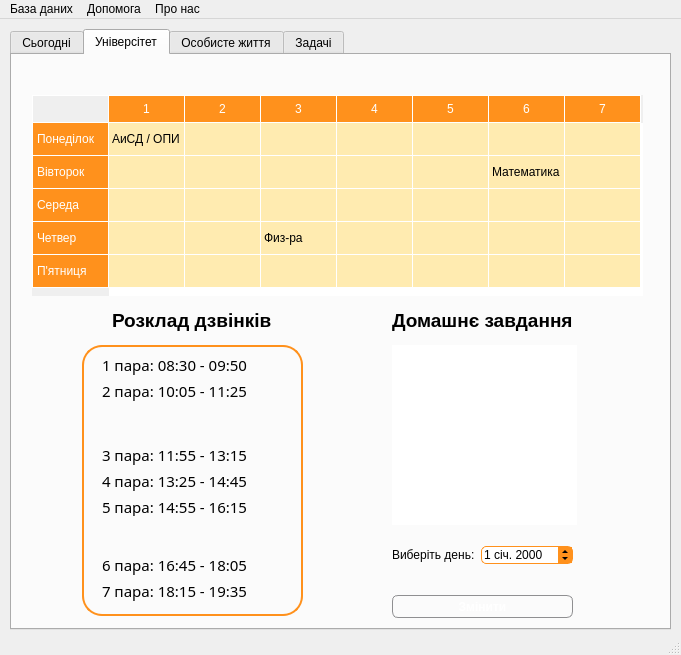
The window that mainwindow.ui (zEEmperon/Course-Project-KNT-129) describes before a commit, drawn with Qt 5.
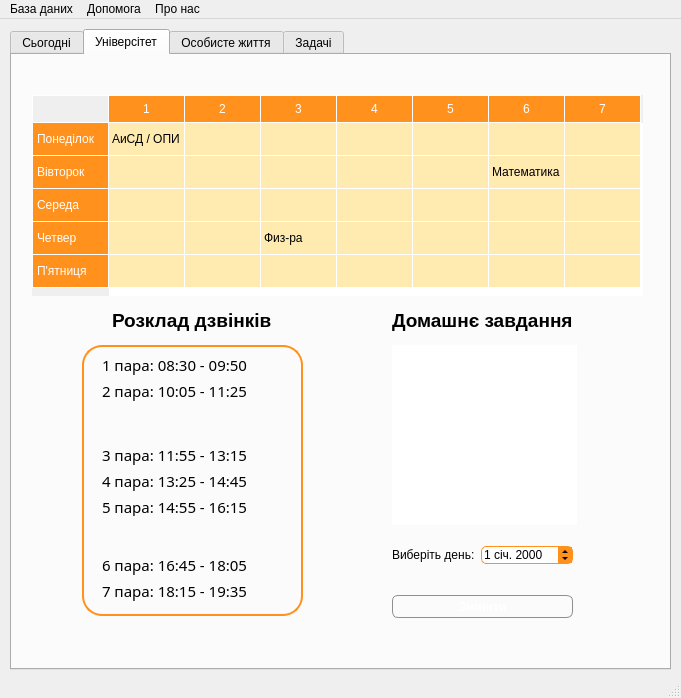
The same window after the commit. Icons and pictures are not drawn.

Commit message: I have restricted window resizing

The edit to the form file:
```diff
--- a/mainwindow.ui
+++ b/mainwindow.ui
@@ -10,7 +10,7 @@
     <x>0</x>
     <y>0</y>
     <width>681</width>
-    <height>655</height>
+    <height>698</height>
    </rect>
   </property>
   <property name="windowTitle">
@@ -26,7 +26,7 @@
       <x>10</x>
       <y>10</y>
       <width>661</width>
-      <height>601</height>
+      <height>641</height>
      </rect>
     </property>
     <property name="styleSheet">
@@ -940,7 +940,7 @@
        <string/>
       </property>
      </widget>
-     <widget class="QWidget" name="">
+     <widget class="QWidget" name="layoutWidget">
       <property name="geometry">
        <rect>
         <x>380</x>
```
The commit also changes 1 other file.
